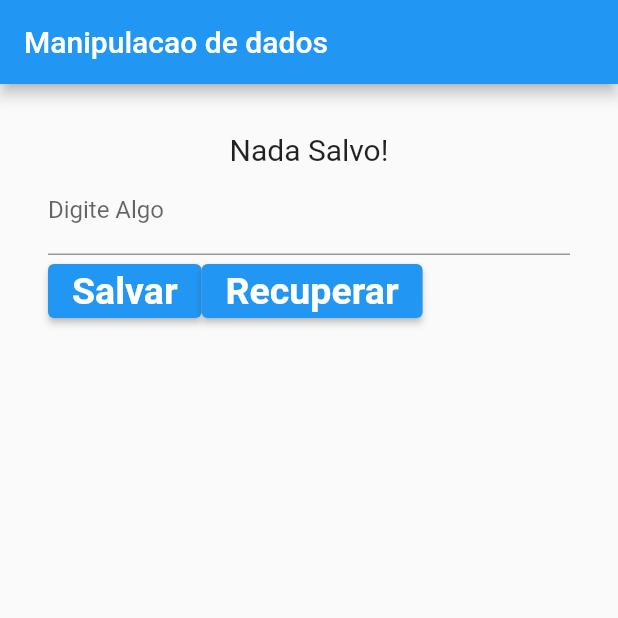
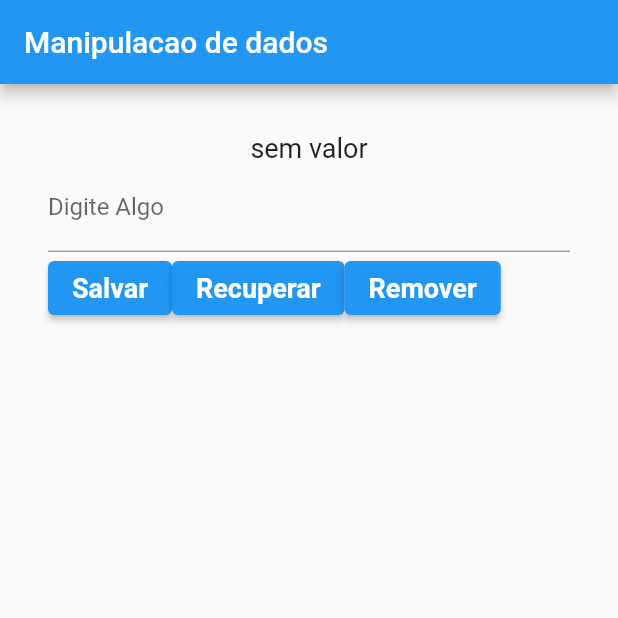
Before and after one commit to Rodrigodante11/Flutters_course, a Flutter app: the screen it shows after launch, after a tap on "Recuperar", on a phone screen of 412 x 824 dp, the top half of it. Run offline on Flutter 3.47's test engine with Material 2 defaults, Android fonts, the phone set to English and light mode, and no system bars; our stand-ins replace shared_preferences.

Commit message:
app armazenando dados utilizando preferencias part 2

```diff
--- a/manipulacao_dados_preferencias/lib/Home.dart
+++ b/manipulacao_dados_preferencias/lib/Home.dart
@@ -1,4 +1,5 @@
 import 'package:flutter/material.dart';
+import "package:shared_preferences/shared_preferences.dart";
 
 class Home extends StatefulWidget {
   @override
@@ -6,12 +7,36 @@ class Home extends StatefulWidget {
 }
 
 class _HomeState extends State<Home> {
-  _salvar(){
+  String _textoSalvo = "Nada Salvo!";
+
+
+  _salvar() async {
+    String valorDigitado= _controllerCampo.text;
+
+    final prefs = await SharedPreferences.getInstance();
+    await prefs.setString("Nome", valorDigitado);  // salvando o dado na preferencia
+
+    print("operacao (salvar): " + valorDigitado);
 
   }
 
-  _recuperar(){
+  _recuperar() async {
 
+    final prefs = await SharedPreferences.getInstance();
+
+    setState(() {
+      _textoSalvo = prefs.getString("Nome") ?? "sem valor";
+    });
+
+    print("operacao (Recuperar): " + _textoSalvo);
+
+    print("operacao (Remover): " );
+
+  }
+
+  _remover()async {
+    final prefs = await SharedPreferences.getInstance();
+    prefs.remove("Nome");
   }
   TextEditingController _controllerCampo =TextEditingController();
   @override
@@ -25,9 +50,9 @@ class _HomeState extends State<Home> {
         child: Column(
           children: <Widget> [
             Text(
-              "Nada Salvo!",
+                _textoSalvo,
               style:TextStyle(
-                fontSize: 20
+                fontSize: 18
               )
             ),
             TextField(
@@ -44,7 +69,7 @@ class _HomeState extends State<Home> {
                   child: Text(
                     "Salvar",
                     style: TextStyle(
-                        fontSize: 25,
+                        fontSize: 18,
                         color: Colors.white,
                         fontWeight: FontWeight.bold
                     ),
@@ -58,7 +83,21 @@ class _HomeState extends State<Home> {
                   child: Text(
                     "Recuperar",
                     style: TextStyle(
-                        fontSize: 25,
+                        fontSize: 18,
+                        color: Colors.white,
+                        fontWeight: FontWeight.bold
+                    ),
+                  ),
+                  style: ElevatedButton.styleFrom(
+                    primary: Colors.blue,
+                  ),
+                ),
+                ElevatedButton(
+                  onPressed: _remover,
+                  child: Text(
+                    "Remover",
+                    style: TextStyle(
+                        fontSize: 18,
                         color: Colors.white,
                         fontWeight: FontWeight.bold
                     ),
--- a/manipulacao_dados_preferencias/lib/main.dart
+++ b/manipulacao_dados_preferencias/lib/main.dart
@@ -1,5 +1,6 @@
 import 'package:flutter/material.dart';
 import 'package:manipulacao_dados_preferencias/Home.dart';
+
 
 void main() => runApp(MaterialApp(
   home: Home(),
--- a/manipulacao_dados_preferencias/pubspec.yaml
+++ b/manipulacao_dados_preferencias/pubspec.yaml
@@ -34,6 +34,8 @@ dependencies:
   # The following adds the Cupertino Icons font to your application.
   # Use with the CupertinoIcons class for iOS style icons.
   cupertino_icons: ^1.0.2
+  shared_preferences: ^2.0.13
+
 
 dev_dependencies:
   flutter_test:
```
Also changed, not shown: manipulacao_dados_preferencias/pubspec.lock.
